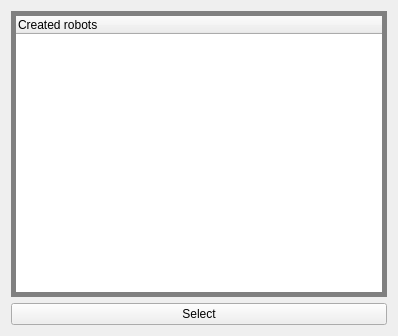
This is uiFiles/robot.ui in ghorik78/serverGui as Qt 5 draws it before an edit. The edited form follows.
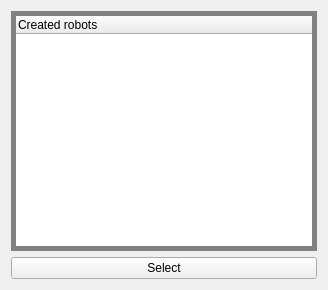
This is the edited form.

Diff of the .ui file:
```diff
--- a/uiFiles/robot.ui
+++ b/uiFiles/robot.ui
@@ -6,8 +6,8 @@
    <rect>
     <x>0</x>
     <y>0</y>
-    <width>398</width>
-    <height>336</height>
+    <width>328</width>
+    <height>290</height>
    </rect>
   </property>
   <property name="windowTitle">
```
